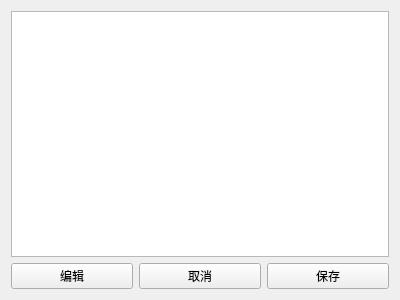
Before: the Qt Designer form miniSlicer/Slicer/Modules/Loadable/Texts/Widgets/Resources/UI/qMRMLTextWidget.ui in jiaqiwang969/Slicer, drawn with Qt 5.
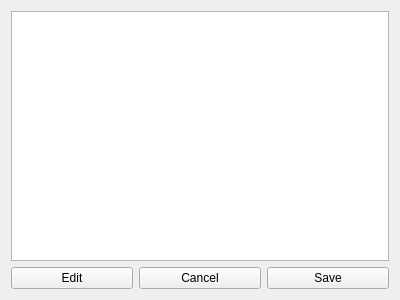
After: the same form once the commit is applied. Custom widgets are drawn as their Qt base class.

The edit to the form file:
```diff
--- a/miniSlicer/Slicer/Modules/Loadable/Texts/Widgets/Resources/UI/qMRMLTextWidget.ui
+++ b/miniSlicer/Slicer/Modules/Loadable/Texts/Widgets/Resources/UI/qMRMLTextWidget.ui
@@ -27,7 +27,7 @@
      <item>
       <widget class="QPushButton" name="EditButton">
        <property name="text">
-        <string>编辑</string>
+        <string>Edit</string>
        </property>
        <property name="iconSize">
         <size>
@@ -43,7 +43,7 @@
         <bool>true</bool>
        </property>
        <property name="text">
-        <string>取消</string>
+        <string>Cancel</string>
        </property>
       </widget>
      </item>
@@ -53,7 +53,7 @@
         <bool>true</bool>
        </property>
        <property name="text">
-        <string>保存</string>
+        <string>Save</string>
        </property>
       </widget>
      </item>
```
Left out of the diff: 7 changed lines with no effect on the pictures.
